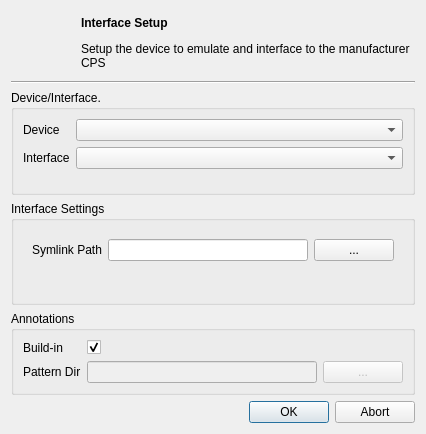
Qt form src/setupdialog.ui (dmr-tools/anytone-emu) before a commit.
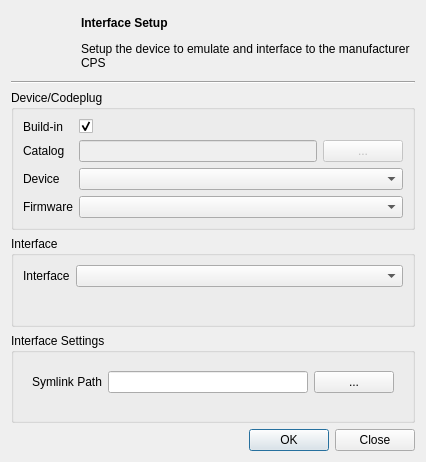
The same form after that commit.

Commit message: Implemented device and firmware definitions.

Patch:
```diff
--- a/src/setupdialog.ui
+++ b/src/setupdialog.ui
@@ -7,7 +7,7 @@
     <x>0</x>
     <y>0</y>
     <width>426</width>
-    <height>434</height>
+    <height>462</height>
    </rect>
   </property>
   <property name="windowTitle">
@@ -61,6 +61,87 @@
      </property>
     </widget>
    </item>
+   <item>
+    <widget class="QGroupBox" name="groupBox_3">
+     <property name="title">
+      <string>Device/Codeplug</string>
+     </property>
+     <layout class="QFormLayout" name="formLayout_4">
+      <item row="0" column="0">
+       <widget class="QLabel" name="label_4">
+        <property name="text">
+         <string>Build-in</string>
+        </property>
+       </widget>
+      </item>
+      <item row="0" column="1">
+       <widget class="QCheckBox" name="useBuildin">
+        <property name="text">
+         <string/>
+        </property>
+        <property name="checked">
+         <bool>true</bool>
+        </property>
+       </widget>
+      </item>
+      <item row="1" column="0">
+       <widget class="QLabel" name="label_5">
+        <property name="text">
+         <string>Catalog</string>
+        </property>
+       </widget>
+      </item>
+      <item row="1" column="1">
+       <layout class="QHBoxLayout" name="horizontalLayout_2">
+        <item>
+         <widget class="QLineEdit" name="catalogFile">
+          <property name="enabled">
+           <bool>false</bool>
+          </property>
+         </widget>
+        </item>
+        <item>
+         <widget class="QPushButton" name="selectCatalogFile">
+          <property name="enabled">
+           <bool>false</bool>
+          </property>
+          <property name="text">
+           <string>...</string>
+          </property>
+         </widget>
+        </item>
+       </layout>
+      </item>
+      <item row="2" column="1">
+       <widget class="QComboBox" name="deviceSelection">
+        <property name="toolTip">
+         <string>Select a device to emulate.</string>
+        </property>
+        <property name="whatsThis">
+         <string>Selects the device to emulate and also selects the codeplug annotation pattern, if present.</string>
+        </property>
+       </widget>
+      </item>
+      <item row="2" column="0">
+       <widget class="QLabel" name="deviceLabel">
+        <property name="text">
+         <string>Device</string>
+        </property>
+       </widget>
+      </item>
+      <item row="3" column="1">
+       <widget class="QComboBox" name="firmwareSelection"/>
+      </item>
+      <item row="3" column="0">
+       <widget class="QLabel" name="label_6">
+        <property name="text">
+         <string>Firmware</string>
+        </property>
+       </widget>
+      </item>
+     </layout>
+    </widget>
+   </item>
    <item>
     <widget class="QGroupBox" name="groupBox">
      <property name="sizePolicy">
@@ -70,26 +151,9 @@
       </sizepolicy>
      </property>
      <property name="title">
-      <string>Device/Interface.</string>
+      <string>Interface</string>
      </property>
      <layout class="QFormLayout" name="formLayout">
-      <item row="0" column="0">
-       <widget class="QLabel" name="deviceLabel">
-        <property name="text">
-         <string>Device</string>
-        </property>
-       </widget>
-      </item>
-      <item row="0" column="1">
-       <widget class="QComboBox" name="deviceSelection">
-        <property name="toolTip">
-         <string>Select a device to emulate.</string>
-        </property>
-        <property name="whatsThis">
-         <string>Selects the device to emulate and also selects the codeplug annotation pattern, if present.</string>
-        </property>
-       </widget>
-      </item>
       <item row="1" column="0">
        <widget class="QLabel" name="interfaceLabel">
         <property name="text">
@@ -185,67 +249,13 @@
      </layout>
     </widget>
    </item>
-   <item>
-    <widget class="QGroupBox" name="groupBox_3">
-     <property name="title">
-      <string>Annotations</string>
-     </property>
-     <layout class="QFormLayout" name="formLayout_4">
-      <item row="0" column="0">
-       <widget class="QLabel" name="label_4">
-        <property name="text">
-         <string>Build-in</string>
-        </property>
-       </widget>
-      </item>
-      <item row="0" column="1">
-       <widget class="QCheckBox" name="useBuildin">
-        <property name="text">
-         <string/>
-        </property>
-        <property name="checked">
-         <bool>true</bool>
-        </property>
-       </widget>
-      </item>
-      <item row="1" column="0">
-       <widget class="QLabel" name="label_5">
-        <property name="text">
-         <string>Pattern Dir</string>
-        </property>
-       </widget>
-      </item>
-      <item row="1" column="1">
-       <layout class="QHBoxLayout" name="horizontalLayout_2">
-        <item>
-         <widget class="QLineEdit" name="patternDir">
-          <property name="enabled">
-           <bool>false</bool>
-          </property>
-         </widget>
-        </item>
-        <item>
-         <widget class="QPushButton" name="selectPatternDir">
-          <property name="enabled">
-           <bool>false</bool>
-          </property>
-          <property name="text">
-           <string>...</string>
-          </property>
-         </widget>
-        </item>
-       </layout>
-      </item>
-     </layout>
-    </widget>
-   </item>
    <item>
     <widget class="QDialogButtonBox" name="buttonBox">
      <property name="orientation">
       <enum>Qt::Horizontal</enum>
      </property>
      <property name="standardButtons">
-      <set>QDialogButtonBox::Abort|QDialogButtonBox::Ok</set>
+      <set>QDialogButtonBox::Close|QDialogButtonBox::Ok</set>
      </property>
     </widget>
    </item>
```
The commit also changes 20 other files.
